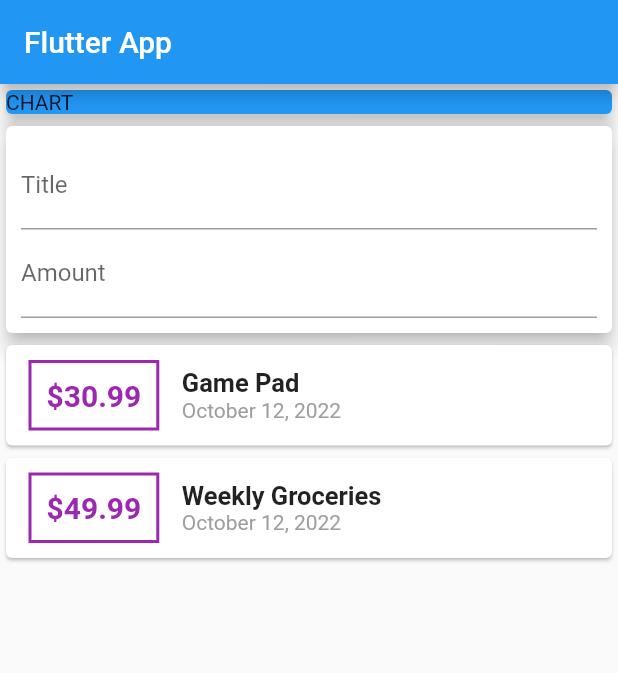
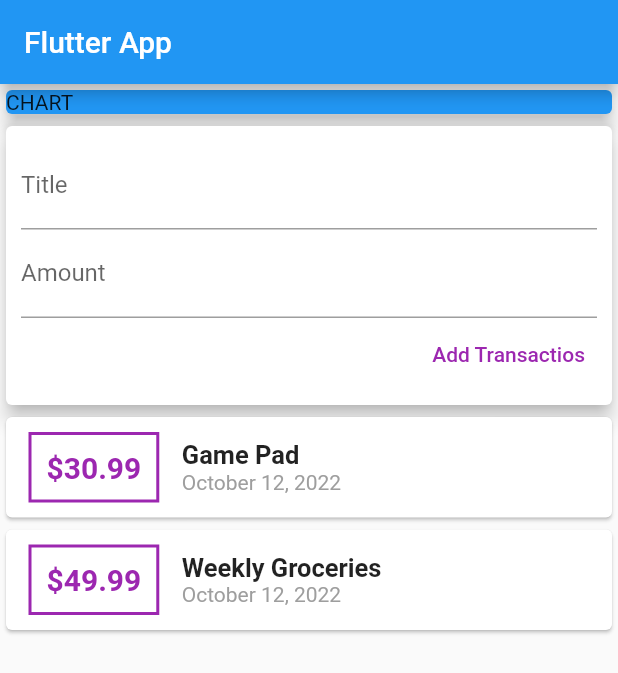
Before and after one commit to Bolutife-6978/Personal-Expense-App, a Flutter app: the screen it shows after launch, on a phone screen of 412 x 824 dp. Shown: the top 673 px of the screen. Run offline on Flutter 3.47's test engine with Material 2 defaults, Android fonts, the phone set to English and light mode, and no system bars.

Commit message:
Testing input fields

```diff
--- a/lib/main.dart
+++ b/lib/main.dart
@@ -31,6 +31,10 @@ class MyHomePage extends StatelessWidget {
       date: DateTime.now(),
     ),
   ];
+  // late String amountInput;
+  // late String titleInput;
+  final titleController = TextEditingController();
+  final amountController = TextEditingController();
   @override
   Widget build(BuildContext context) {
     return Scaffold(
@@ -51,12 +55,33 @@ class MyHomePage extends StatelessWidget {
               child: Container(
                 padding: const EdgeInsets.all(10),
                 child: Column(
-                  children: const <Widget>[
+                  crossAxisAlignment: CrossAxisAlignment.end,
+                  children: <Widget>[
                     TextField(
+                      controller: titleController,
+                      // onChanged: (value) {
+                      //   // titleInput = value;
+                      // },
                       decoration: InputDecoration(label: Text('Title')),
                     ),
                     TextField(
-                      decoration: InputDecoration(label: Text('Amount')),
+                      controller: amountController,
+
+                      // onChanged: (value) {
+                      //   amountInput = value;
+                      // },
+                      decoration: const InputDecoration(label: Text('Amount')),
+                    ),
+                    TextButton(
+                      onPressed: () {
+                        print(titleController.text);
+                        print(amountController.text);
+                      },
+                      style: ButtonStyle(
+                        foregroundColor:
+                            MaterialStateProperty.all<Color>(Colors.purple),
+                      ),
+                      child: const Text('Add Transactios'),
                     )
                   ],
                 ),
@@ -112,4 +137,5 @@ class MyHomePage extends StatelessWidget {
 }
 
 
-//https://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@github.com/Bolutife-6978/Personal-Expense-App.git
+//https://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@github.com/Bolutife-6978/Personal-Expense-App.git
+//https://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@github.com/Bolutife-6978/Personal-Expense-App.git
```
